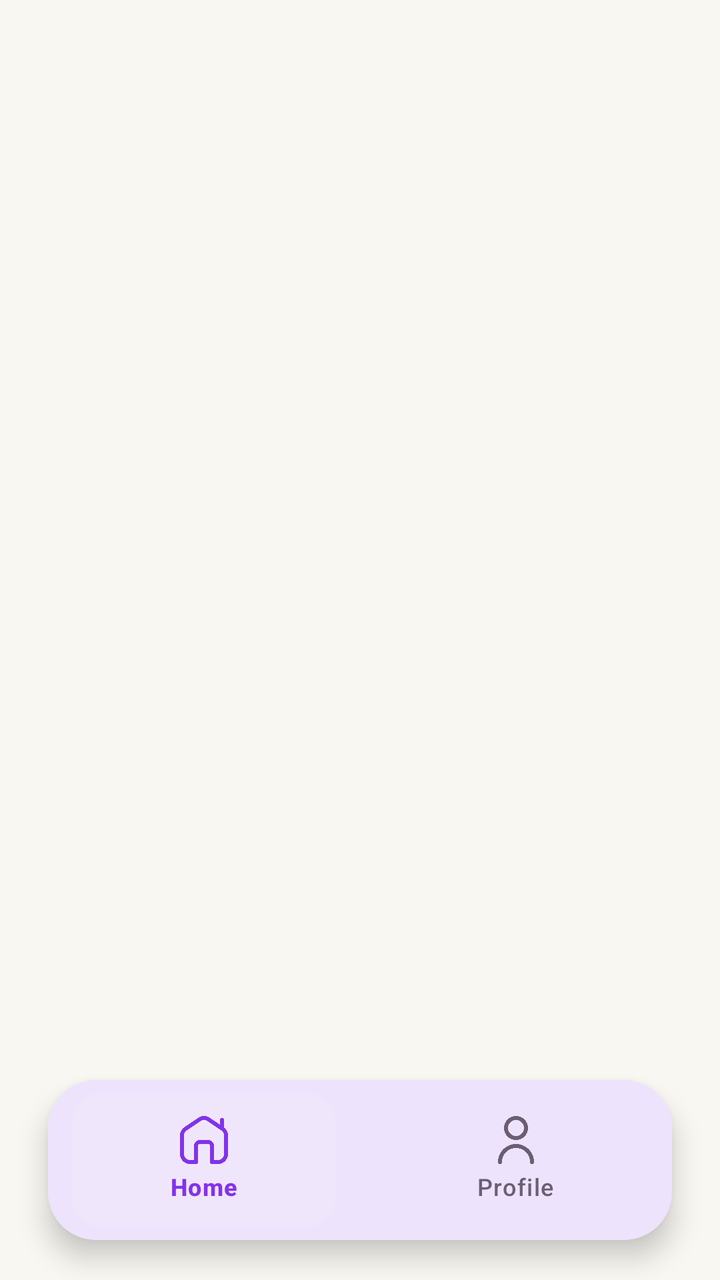
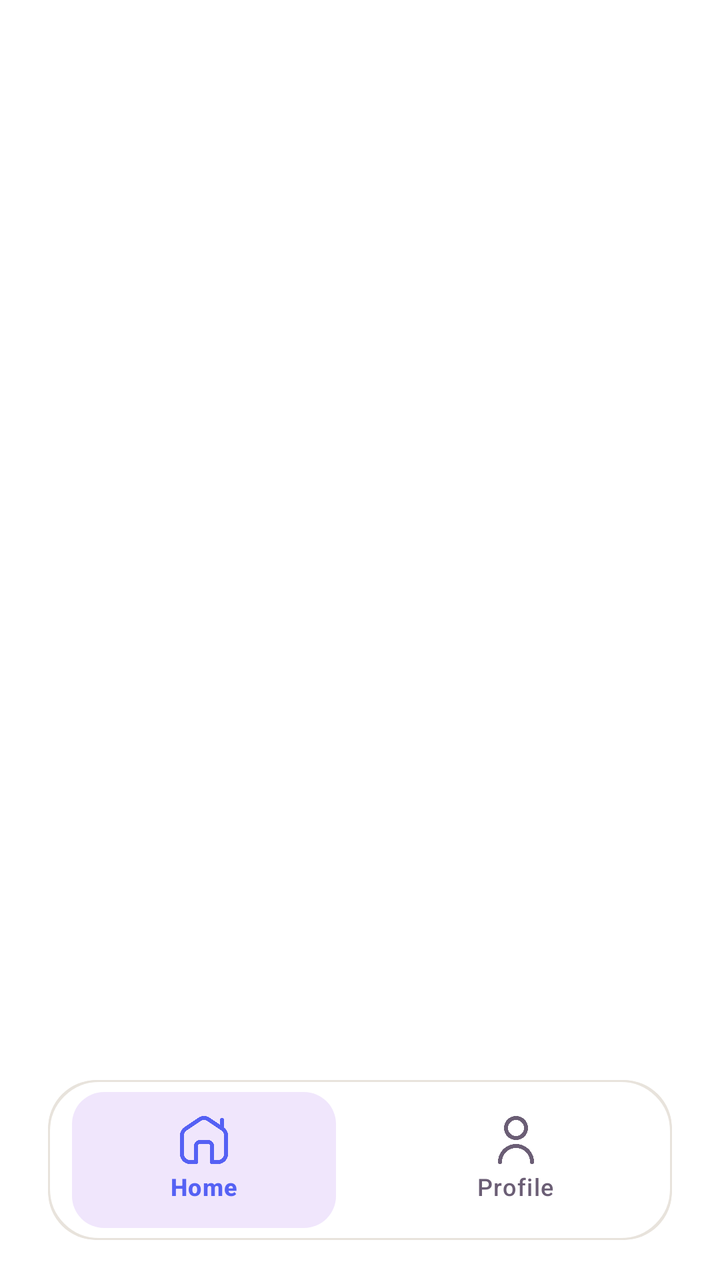

An Android layout rendered at two revisions. The XML below is the earlier revision; the diff shows what the commit changed to produce the second picture.
<!-- AndroidManifest.xml: application theme Theme.BkNova -->
<!-- res/layout/activity_halaman_siswa.xml -->
<?xml version="1.0" encoding="utf-8"?>
<RelativeLayout xmlns:android="http://schemas.android.com/apk/res/android"
    xmlns:app="http://schemas.android.com/apk/res-auto"
    xmlns:tools="http://schemas.android.com/tools"
    android:id="@+id/main"
    android:layout_width="match_parent"
    android:layout_height="match_parent"
    android:background="@color/background_cream"
    tools:context=".activity.halaman_siswa_Activity">

    <FrameLayout
        android:id="@+id/fragment_container"
        android:layout_width="match_parent"
        android:layout_height="match_parent" />

    <com.google.android.material.card.MaterialCardView
        android:id="@+id/bottom_nav_container"
        android:layout_width="match_parent"
        android:layout_height="80dp"
        android:layout_alignParentBottom="true"
        android:layout_marginStart="24dp"
        android:layout_marginEnd="24dp"
        android:layout_marginBottom="20dp"
        app:cardCornerRadius="24dp"
        app:cardElevation="8dp"
        app:strokeWidth="0dp">

        <com.google.android.material.bottomnavigation.BottomNavigationView
            android:id="@+id/bottom_navigation"
            android:layout_width="match_parent"
            android:layout_height="wrap_content"
            android:background="@color/white"
            app:itemIconTint="@color/nav_item_color_state"
            app:itemTextColor="@color/nav_item_color_state"
            app:itemRippleColor="@android:color/transparent"
            app:itemBackground="@drawable/nav_item_background"
            app:itemActiveIndicatorStyle="@null"
            app:labelVisibilityMode="labeled"
            app:menu="@menu/bottom_navigation" />

    </com.google.android.material.card.MaterialCardView>

</RelativeLayout>
<!-- resources referenced by this layout -->
<resources>
  <color name="background_cream">#F8F7F2</color>
  <color name="white">#FFFFFFFF</color>
  <!-- drawable nav_item_background (drawable) -->
  <?xml version="1.0" encoding="utf-8"?>
  <selector xmlns:android="http://schemas.android.com/apk/res/android">
      <item android:state_checked="true">
          <inset android:insetLeft="12dp" android:insetRight="12dp" android:insetTop="6dp" android:insetBottom="6dp">
              <shape android:shape="rectangle">
                  <solid android:color="@color/brand_soft" />
                  <corners android:radius="16dp" />
              </shape>
          </inset>
      </item>
      <item android:drawable="@android:color/transparent" android:state_checked="false" />
  </selector>
  <style name="Theme.BkNova" parent="Base.Theme.BkNova" />
  <color name="brand_soft">#F0E6FC</color>
  <style name="Base.Theme.BkNova" parent="Theme.Material3.Light.NoActionBar">
  
          
          <item name="colorPrimary">@color/brand_primary</item>
          <item name="colorOnPrimary">@color/white</item>
          <item name="colorPrimaryContainer">@color/brand_soft</item>
          <item name="colorOnPrimaryContainer">@color/text_color_primary</item>
  
          <item name="colorSecondary">@color/accent_pink</item>
          
          <item name="colorOnSecondary">@color/text_color_primary</item>
          <item name="colorSecondaryContainer">@color/accent_pink_soft</item>
          <item name="colorOnSecondaryContainer">@color/text_color_primary</item>
  
          <item name="colorTertiary">@color/accent_peach</item>
          <item name="colorOnTertiary">@color/text_color_primary</item>
          <item name="colorTertiaryContainer">@color/accent_peach_soft</item>
          <item name="colorOnTertiaryContainer">@color/text_color_primary</item>
  
          <item name="colorSurface">@color/white</item>
          <item name="colorOnSurface">@color/text_color_primary</item>
          <item name="colorSurfaceVariant">@color/background_cream</item>
          <item name="colorOnSurfaceVariant">@color/text_color_secondary</item>
          <item name="android:colorBackground">@color/background_cream</item>
          <item name="colorOnBackground">@color/text_color_primary</item>
  
          <item name="colorOutline">@color/divider_color</item>
          <item name="colorOutlineVariant">@color/divider_color</item>
  
          <item name="colorError">@color/red_text</item>
          <item name="colorOnError">@color/white</item>
          <item name="colorErrorContainer">@color/red_light</item>
          <item name="colorOnErrorContainer">@color/red_text</item>
  
          <item name="android:windowBackground">@color/background_cream</item>
  
          
          <item name="android:statusBarColor">@color/white</item>
          <item name="android:windowLightStatusBar">true</item>
          <item name="android:navigationBarColor">@color/white</item>
          <item name="android:windowLightNavigationBar" tools:targetApi="o_mr1">true</item>
      </style>
  <color name="brand_primary">#8333EA</color>
  <color name="text_color_primary">#2A1E33</color>
  <color name="accent_pink">#FF7FAF</color>
  <color name="accent_pink_soft">#FFECF3</color>
  <color name="accent_peach">#FFC6BF</color>
  <color name="accent_peach_soft">#FFE8E5</color>
  <color name="text_color_secondary">#6B5E75</color>
  <color name="divider_color">#E8E3DC</color>
  <color name="red_text">#DC2626</color>
  <color name="red_light">#FEE2E2</color>
</resources>

<!-- the commit's change to res/layout/activity_halaman_siswa.xml (unified diff, before → after) -->
@@ -5,7 +5,7 @@
     android:id="@+id/main"
     android:layout_width="match_parent"
     android:layout_height="match_parent"
-    android:background="@color/background_cream"
+    android:background="@color/white"
     tools:context=".activity.halaman_siswa_Activity">
 
     <FrameLayout
@@ -22,14 +22,13 @@
         android:layout_marginEnd="24dp"
         android:layout_marginBottom="20dp"
         app:cardCornerRadius="24dp"
-        app:cardElevation="8dp"
-        app:strokeWidth="0dp">
+  >
 
         <com.google.android.material.bottomnavigation.BottomNavigationView
             android:id="@+id/bottom_navigation"
             android:layout_width="match_parent"
             android:layout_height="wrap_content"
-            android:background="@color/white"
+            android:background="@drawable/bg_input_field"
             app:itemIconTint="@color/nav_item_color_state"
             app:itemTextColor="@color/nav_item_color_state"
             app:itemRippleColor="@android:color/transparent"
<!-- resource entries referenced after the edit -->
@@ -2,6 +2,15 @@
 <resources>
   <color name="background_cream">#F8F7F2</color>
   <color name="white">#FFFFFFFF</color>
+  <!-- drawable bg_input_field (drawable) -->
+  <?xml version="1.0" encoding="utf-8"?>
+  <shape xmlns:android="http://schemas.android.com/apk/res/android">
+      <solid android:color="@color/white" />
+      <corners android:radius="25dp" />
+      <stroke
+          android:width="1dp"
+          android:color="@color/divider_color" />
+  </shape>
   <!-- drawable nav_item_background (drawable) -->
   <?xml version="1.0" encoding="utf-8"?>
   <selector xmlns:android="http://schemas.android.com/apk/res/android">
@@ -59,7 +68,7 @@
           <item name="android:navigationBarColor">@color/white</item>
           <item name="android:windowLightNavigationBar" tools:targetApi="o_mr1">true</item>
       </style>
-  <color name="brand_primary">#8333EA</color>
+  <color name="brand_primary">#5561F4</color>
   <color name="text_color_primary">#2A1E33</color>
   <color name="accent_pink">#FF7FAF</color>
   <color name="accent_pink_soft">#FFECF3</color>
